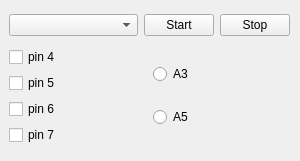
The window that plotWindow.ui (Popacopa/arduino_plotter) describes before a commit, drawn with Qt 5.
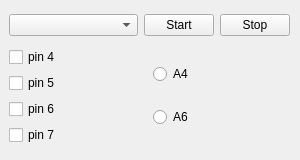
The same window after the commit.

Diff of the .ui file:
```diff
--- a/plotWindow.ui
+++ b/plotWindow.ui
@@ -7,14 +7,26 @@
     <x>0</x>
     <y>0</y>
     <width>300</width>
-    <height>161</height>
+    <height>160</height>
    </rect>
   </property>
+  <property name="minimumSize">
+   <size>
+    <width>300</width>
+    <height>160</height>
+   </size>
+  </property>
+  <property name="maximumSize">
+   <size>
+    <width>300</width>
+    <height>160</height>
+   </size>
+  </property>
   <property name="windowTitle">
    <string>plotter</string>
   </property>
   <widget class="QWidget" name="centralwidget">
-   <widget class="QWidget" name="">
+   <widget class="QWidget" name="layoutWidget">
     <property name="geometry">
      <rect>
       <x>9</x>
@@ -61,14 +73,14 @@
        <item>
         <widget class="QRadioButton" name="radioButton">
          <property name="text">
-          <string>A3</string>
+          <string>A4</string>
          </property>
         </widget>
        </item>
        <item>
         <widget class="QRadioButton" name="radioButton_2">
          <property name="text">
-          <string>A5</string>
+          <string>A6</string>
          </property>
         </widget>
        </item>
```
